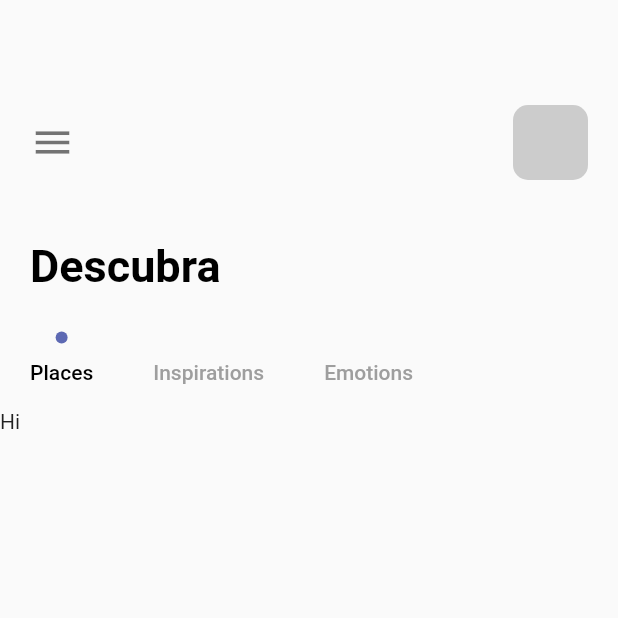
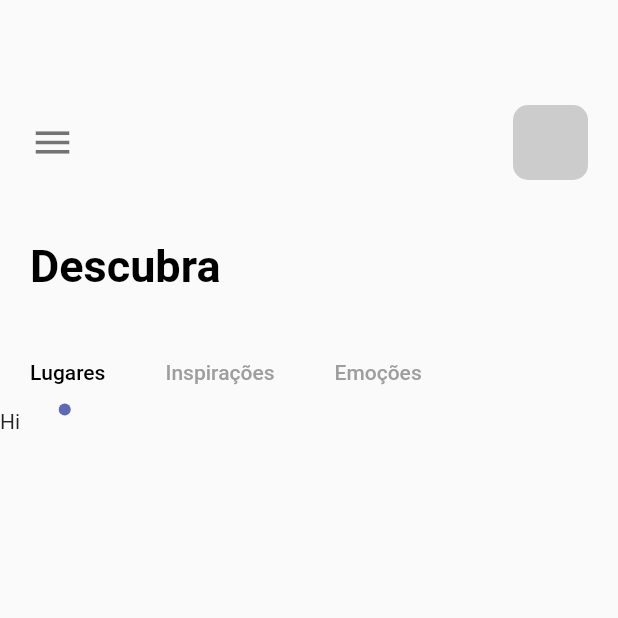
Before and after one commit to Asaelpp/Flutter, a Flutter app: the screen it shows after launch, on a phone screen of 412 x 824 dp, the top half of it. Run offline on Flutter 3.47's test engine with Material 2 defaults, Android fonts, the phone set to English and light mode, and no system bars.

Commit message:
Dots correspondem corretamente

```diff
--- a/flutter_cubit_app/lib/pages/nav_pages/home_page.dart
+++ b/flutter_cubit_app/lib/pages/nav_pages/home_page.dart
@@ -72,13 +72,13 @@ class _HomePageState extends State<HomePage> with TickerProviderStateMixin {
                     CircleTabIndicator(color: AppColors.mainColor, radius: 4),
                 tabs: [
                   Tab(
-                    text: "Places",
+                    text: "Lugares",
                   ),
                   Tab(
-                    text: "Inspirations",
+                    text: "Inspirações",
                   ),
                   Tab(
-                    text: "Emotions",
+                    text: "Emoções",
                   )
                 ],
               ),
@@ -121,7 +121,8 @@ class _CirclePainter extends BoxPainter {
     Paint _paint = Paint();
     _paint.color = color;
     _paint.isAntiAlias = true;
-    final Offset circleOffset = Offset(configuration.size!.width / 2, 0);
+    final Offset circleOffset = Offset(
+        configuration.size!.width / 2 - radius / 2, configuration.size!.height);
     canvas.drawCircle(offset + circleOffset, radius, _paint);
   }
 }
```
